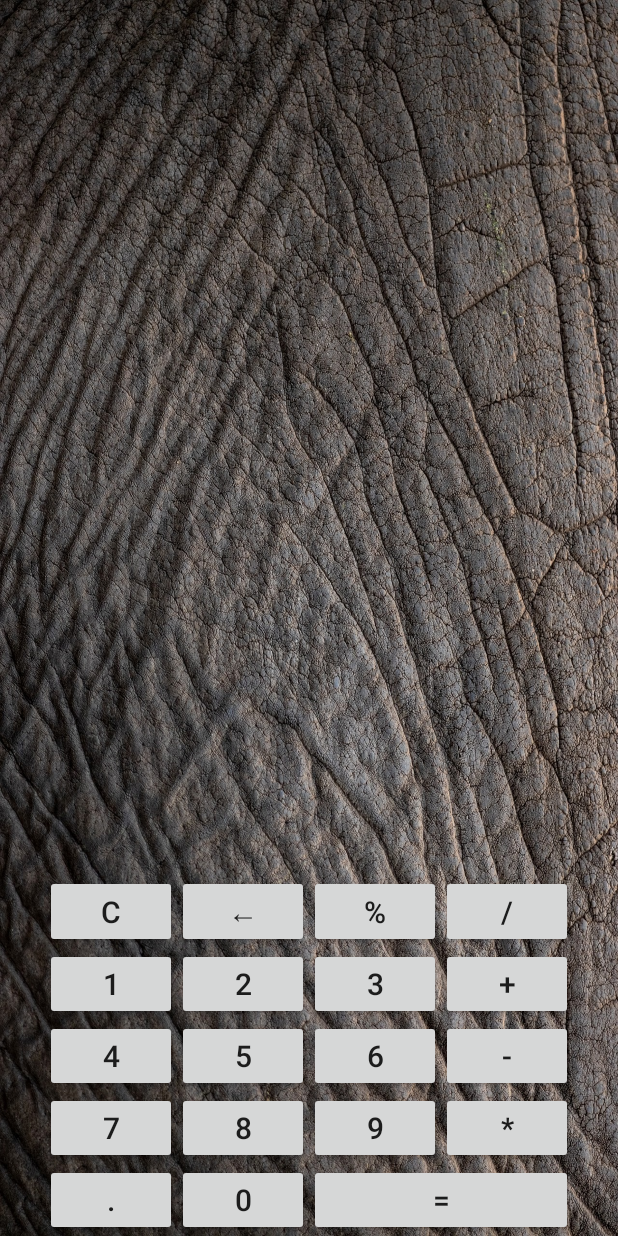
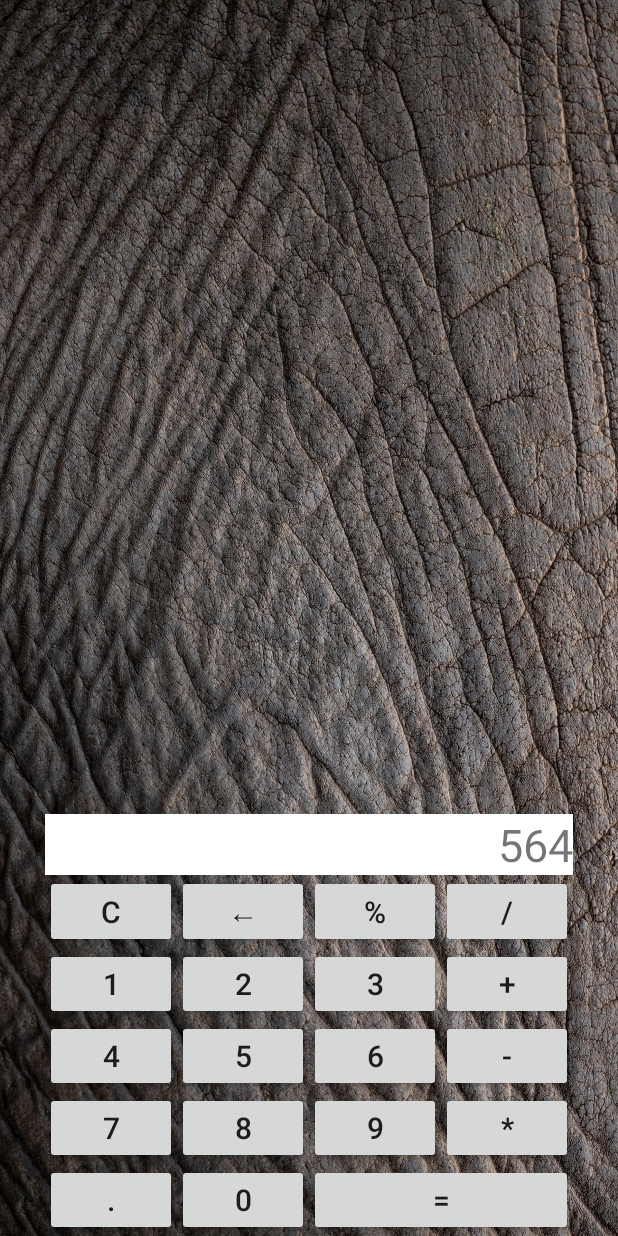
Before and after one commit to Aleksandr091/Calculator, an Android app: the layout activity_main.xml on its own in the app's theme, with its tools: preview values and no code run, on a phone screen of 412 x 824 dp. Run offline under Robolectric (Android 15) with nearby library versions, the phone set to English and light mode, and no system bars.

Commit message:
Обработал нажатие нескольких конопок в MainActivity

```diff
--- a/app/src/main/res/layout/activity_main.xml
+++ b/app/src/main/res/layout/activity_main.xml
@@ -1,5 +1,6 @@
 <?xml version="1.0" encoding="utf-8"?>
 <TableLayout xmlns:android="http://schemas.android.com/apk/res/android"
+    xmlns:tools="http://schemas.android.com/tools"
     android:layout_width="wrap_content"
     android:layout_height="wrap_content"
     android:layout_column="4"
@@ -11,9 +12,38 @@
         android:layout_width="match_parent"
         android:layout_height="match_parent"
         android:gravity="center">
+        <androidx.appcompat.widget.AppCompatTextView
+            android:id="@+id/textViewOut"
+            android:layout_width="match_parent"
+            android:layout_height="match_parent"
+            android:textSize="@dimen/TextSizeView"
+            android:layout_span="4"/>
+    </TableRow>
+    <TableRow
+
+        android:layout_width="match_parent"
+        android:layout_height="match_parent"
+        android:gravity="center">
+
+        <androidx.appcompat.widget.AppCompatTextView
+            android:id="@+id/textViewIn"
+            android:layout_width="match_parent"
+            android:layout_height="match_parent"
+            android:layout_span="4"
+            android:textSize="@dimen/TextSizeView"
+            android:background="@color/white"
+            tools:text="564"
+            android:gravity="end" />
+    </TableRow>
+
+    <TableRow
+
+        android:layout_width="match_parent"
+        android:layout_height="match_parent"
+        android:gravity="center">
 
         <androidx.appcompat.widget.AppCompatButton
-            android:id="@+id/button_C"
+            android:id="@+id/button_clean"
             android:layout_width="match_parent"
             android:layout_height="match_parent"
             android:text="@string/button_clean"
@@ -30,7 +60,7 @@
             android:id="@+id/button_percent"
             android:layout_width="match_parent"
             android:layout_height="match_parent"
-            android:text="@string/buttom_percent"
+            android:text="@string/button_percent"
             android:textSize="@dimen/button_text_size" />
 
         <androidx.appcompat.widget.AppCompatButton
@@ -50,7 +80,7 @@
             android:id="@+id/button_1"
             android:layout_width="match_parent"
             android:layout_height="match_parent"
-            android:text="@string/button1"
+            android:text="@string/button_1"
             android:textSize="@dimen/button_text_size" />
 
         <androidx.appcompat.widget.AppCompatButton
@@ -152,7 +182,7 @@
         android:gravity="center">
 
         <androidx.appcompat.widget.AppCompatButton
-            android:id="@+id/button_."
+            android:id="@+id/button_point"
             android:layout_width="match_parent"
             android:layout_height="match_parent"
             android:text="@string/button_point"
--- a/app/src/main/res/values/dimens.xml
+++ b/app/src/main/res/values/dimens.xml
@@ -1,4 +1,5 @@
 <?xml version="1.0" encoding="utf-8"?>
 <resources>
     <dimen name="button_text_size">20sp</dimen>
+    <dimen name="TextSizeView">30sp</dimen>
 </resources>
--- a/app/src/main/res/values/strings.xml
+++ b/app/src/main/res/values/strings.xml
@@ -1,6 +1,6 @@
 <resources>
     <string name="app_name">calculator</string>
-    <string name="button1">1</string>
+    <string name="button_1">1</string>
     <string name="button_2">2</string>
     <string name="button_3">3</string>
     <string name="button_sum">+</string>
@@ -17,6 +17,6 @@
     <string name="button_res">=</string>
     <string name="button_div">/</string>
     <string name="button_clean">C</string>
-    <string name="buttom_percent">%</string>
+    <string name="button_percent">%</string>
     <string name="button_backspace">←</string>
 </resources>
--- a/app/src/main/res/values/themes.xml
+++ b/app/src/main/res/values/themes.xml
@@ -1,6 +1,6 @@
 <resources xmlns:tools="http://schemas.android.com/tools">
     <!-- Base application theme. -->
-    <style name="Theme.MyApplication" parent="Theme.MaterialComponents.DayNight.DarkActionBar">
+    <style name="Theme.MyApplication" parent="Theme.MaterialComponents.DayNight.NoActionBar">
         <!-- Primary brand color. -->
         <item name="colorPrimary">@color/purple_500</item>
         <item name="colorPrimaryVariant">@color/purple_700</item>
```
Also changed, not shown: app/src/main/java/ru/chistov/Calculator/Calculator.java (added, +35 -0 lines), app/src/main/java/ru/chistov/Calculator/MainActivity.java (+124 -1 lines).
